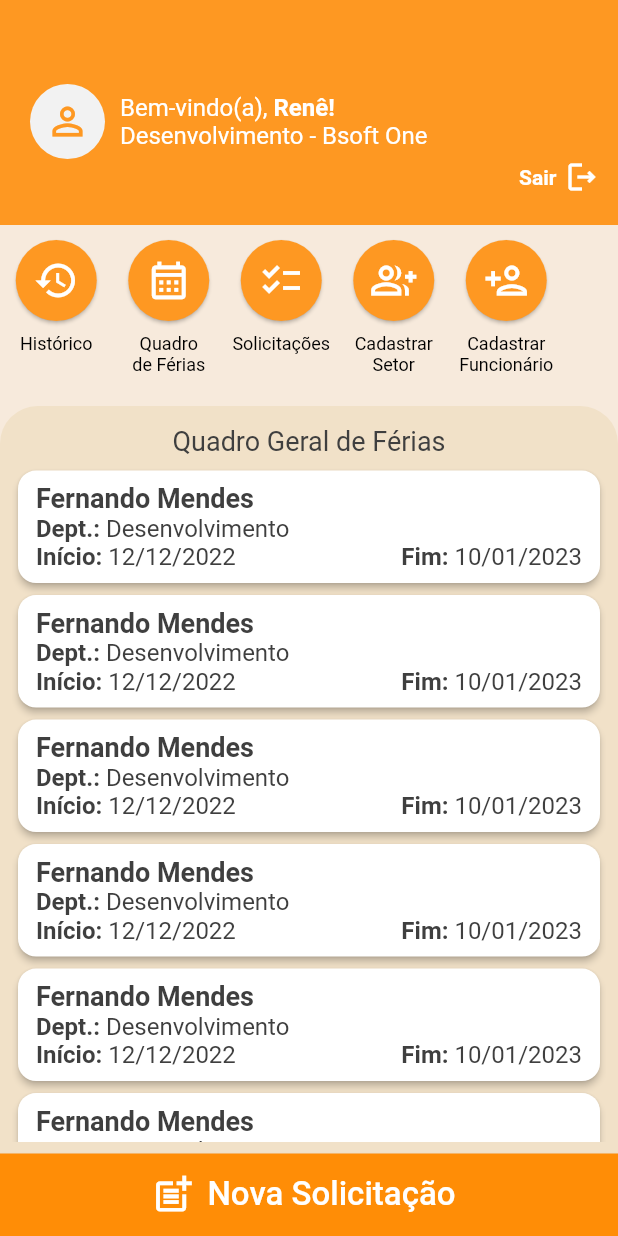
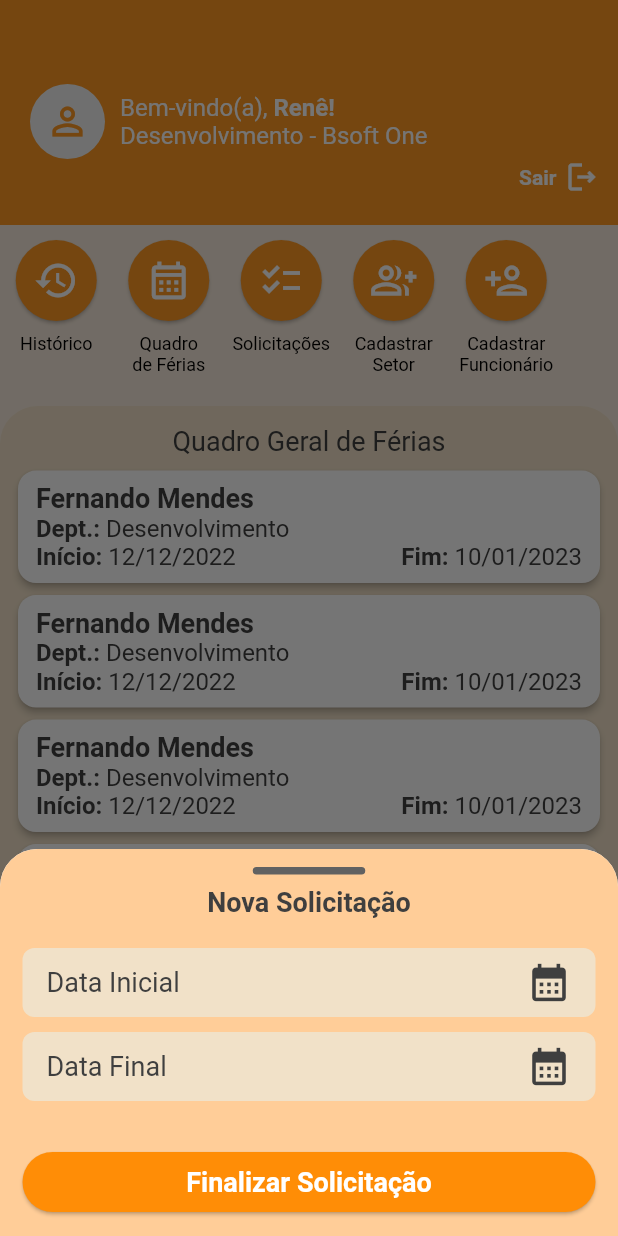
Before and after one commit to DFerias/app, a Flutter app: the HomePage screen opened by its route, after a tap on "Nova Solicitação", on a phone screen of 412 x 824 dp. Run offline on Flutter 3.47's test engine with Material 2 defaults, Android fonts, the phone set to English and light mode, and no system bars; our stand-ins replace bloc, flutter_bloc, fluttertoast, shared_preferences; accounts and stored records are empty.

Commit message:
feat: Adicionado modal de nova solicitação

```diff
--- /dev/null
+++ b/lib/bloc/data_solicitacao_bloc/data_solicitacao_bloc.dart
@@ -0,0 +1,22 @@
+import 'package:bloc/bloc.dart';
+
+part 'data_solicitacao_event.dart';
+part 'data_solicitacao_state.dart';
+
+class DataSolicitacaoBloc extends Bloc<DataSolicitacaoEvent, DataSolicitacaoState> {
+  static final DataSolicitacaoBloc instance = DataSolicitacaoBloc();
+
+  DataSolicitacaoBloc() : super(DataSolicitacaoInitial()) {
+    on<CleanEvent>(
+      (event, emit) => emit(DataSolicitacaoInitial()),
+    );
+
+    on<SelectDataInicialEvent>(
+      (event, emit) => emit((state as DataSolicitacaoInitial).copyWith(dataInicial: event.dataInicio)),
+    );
+
+    on<SelectDataFinalEvent>(
+      (event, emit) => emit((state as DataSolicitacaoInitial).copyWith(dataFinal: event.dataFinal)),
+    );
+  }
+}
--- /dev/null
+++ b/lib/bloc/data_solicitacao_bloc/data_solicitacao_event.dart
@@ -0,0 +1,23 @@
+part of 'data_solicitacao_bloc.dart';
+
+abstract class DataSolicitacaoEvent {}
+
+class CleanEvent extends DataSolicitacaoEvent {
+  CleanEvent();
+}
+
+class SelectDataInicialEvent extends DataSolicitacaoEvent {
+  DateTime? dataInicio;
+
+  SelectDataInicialEvent({
+    this.dataInicio,
+  });
+}
+
+class SelectDataFinalEvent extends DataSolicitacaoEvent {
+  DateTime? dataFinal;
+
+  SelectDataFinalEvent({
+    this.dataFinal,
+  });
+}
--- /dev/null
+++ b/lib/bloc/data_solicitacao_bloc/data_solicitacao_state.dart
@@ -0,0 +1,31 @@
+part of 'data_solicitacao_bloc.dart';
+
+abstract class DataSolicitacaoState {
+  DateTime? dataInicial;
+  DateTime? dataFinal;
+
+  DataSolicitacaoState({
+    this.dataInicial,
+    this.dataFinal,
+  });
+}
+
+class DataSolicitacaoInitial extends DataSolicitacaoState {
+  DataSolicitacaoInitial({
+    DateTime? dataInicial,
+    DateTime? dataFinal,
+  }) : super(
+          dataInicial: dataInicial,
+          dataFinal: dataFinal,
+        );
+
+  DataSolicitacaoInitial copyWith({
+    DateTime? dataInicial,
+    DateTime? dataFinal,
+  }) {
+    return DataSolicitacaoInitial(
+      dataInicial: dataInicial ?? this.dataInicial,
+      dataFinal: dataFinal ?? this.dataFinal,
+    );
+  }
+}
--- a/lib/index.dart
+++ b/lib/index.dart
@@ -1,4 +1,5 @@
 export 'package:app/auth/login/login_bloc.dart';
+export 'package:app/bloc/data_solicitacao_bloc/data_solicitacao_bloc.dart';
 export 'package:app/data/datasources/auth_remote_datasource.dart';
 export 'package:app/data/models/authModel.dart';
 export 'package:app/services/app.dart';
--- a/lib/main.dart
+++ b/lib/main.dart
@@ -25,6 +25,7 @@ class MyApp extends StatelessWidget {
     return MultiBlocProvider(
       providers: [
         BlocProvider(create: (context) => AuthBloc()),
+        BlocProvider(create: (context) => DataSolicitacaoBloc()),
       ],
       child: const AppWidget(),
     );
--- a/lib/screens/home_page.dart
+++ b/lib/screens/home_page.dart
@@ -1,4 +1,5 @@
 import 'package:app/index.dart';
+import 'package:app/shared/modal_solicitacao.dart';
 import 'package:flutter/material.dart';
 
 class HomePage extends StatefulWidget {
@@ -275,7 +276,7 @@ class _HomePageState extends State<HomePage> {
         'Nova Solicitação',
         style: TextStyle(fontSize: 22.0, color: Colors.white),
       ),
-      onPressed: () {},
+      onPressed: () => ModalSheetSolicitacao.showModalSheetSolicitacao(),
     );
   }
 
--- a/lib/services/app.dart
+++ b/lib/services/app.dart
@@ -8,6 +8,7 @@ class App {
   static SharedPreferences? cache;
   static AuthService authService = AuthService.instance;
   static final authBloc = AuthBloc.instance;
+  static final dataSolicitacao = DataSolicitacaoBloc.instance;
 
   static BuildContext context = navigator.currentState!.overlay!.context;
 
--- /dev/null
+++ b/lib/shared/date_picker_widget.dart
@@ -0,0 +1,108 @@
+import 'package:app/index.dart';
+import 'package:flutter/material.dart';
+import 'package:intl/intl.dart';
+
+class DatePickerWidget extends StatefulWidget {
+  final DateTime? date;
+  final bool dataInicio;
+
+  const DatePickerWidget({
+    Key? key,
+    this.date,
+    required this.dataInicio,
+  }) : super(key: key);
+
+  @override
+  State<DatePickerWidget> createState() => _DatePickerWidgetState();
+}
+
+class _DatePickerWidgetState extends State<DatePickerWidget> {
+  @override
+  Widget build(BuildContext context) {
+    String label = widget.dataInicio ? 'Data Inicial' : 'Data Final';
+    String? dataSelecionada = DateFormat('dd/MM/yyyy').format(DateFormat('yyyy-MM-dd').parse((widget.date ?? DateTime.now()).toString()));
+
+    return Container(
+      padding: const EdgeInsets.symmetric(horizontal: 16.0, vertical: 8.0),
+      decoration: const BoxDecoration(
+        color: Color(0xFFF1E1C8),
+        borderRadius: BorderRadius.all(Radius.circular(8.0)),
+      ),
+      child: Row(
+        mainAxisAlignment: MainAxisAlignment.spaceBetween,
+        children: [
+          Text(
+            widget.date != null ? dataSelecionada : label,
+            style: const TextStyle(
+              color: Color(0xFF3F3F3F),
+              fontSize: 18.0,
+            ),
+          ),
+          const Icon(
+            Icons.calendar_month,
+            color: Color(0xFF3F3F3F),
+            size: 30.0,
+          ),
+        ],
+      ),
+    );
+  }
+}
+
+class DateTimePicker {
+  Future picker() async {
+    DateTime? data = await DateDialog.show(DateTime.now());
+    if (data == null) return;
+
+    TimeOfDay? time = TimeOfDay.now();
+
+    final dateTime = DateTime(
+      data.year,
+      data.month,
+      data.day,
+      time.hour,
+      time.minute,
+    );
+
+    return dateTime;
+  }
+}
+
+class DateDialog {
+  static Future<DateTime?> show(DateTime initialDate, [DateTime? firstDate, DateTime? lastDate]) async {
+    DateTime? date;
+
+    await showDatePicker(
+      context: App.context,
+      confirmText: 'OK',
+      errorFormatText: 'Formato Inválido',
+      errorInvalidText: 'Período Inválido',
+      initialDate: initialDate,
+      firstDate: firstDate ?? DateTime.now(),
+      lastDate: lastDate ?? DateTime(2040),
+    ).then((value) {
+      if (value != null) {
+        date = value;
+      } else {
+        date = null;
+      }
+    });
+
+    return date;
+  }
+}
+
+class TimeDialog {
+  static Future<TimeOfDay?> show(TimeOfDay initialTime) async {
+    return await showTimePicker(
+      context: App.context,
+      initialTime: initialTime,
+      builder: (context, child) {
+        return MediaQuery(
+          data: MediaQuery.of(context).copyWith(alwaysUse24HourFormat: true),
+          child: child ?? Container(),
+        );
+      },
+    );
+  }
+}
--- /dev/null
+++ b/lib/shared/modal_solicitacao.dart
@@ -0,0 +1,118 @@
+import 'package:app/index.dart';
+import 'package:app/shared/date_picker_widget.dart';
+import 'package:flutter/material.dart';
+import 'package:flutter_bloc/flutter_bloc.dart';
+
+class ModalSheetSolicitacao extends StatefulWidget {
+  const ModalSheetSolicitacao({super.key});
+
+  static Future showModalSheetSolicitacao() async {
+    return showModalBottomSheet(
+      context: App.context,
+      isScrollControlled: true,
+      isDismissible: true,
+      shape: const RoundedRectangleBorder(
+        borderRadius: BorderRadius.only(topLeft: Radius.circular(25.0), topRight: Radius.circular(25.0)),
+      ),
+      builder: (context) => const ModalSheetSolicitacao(),
+    );
+  }
+
+  @override
+  ModalSheetSolicitacaoState createState() => ModalSheetSolicitacaoState();
+}
+
+class ModalSheetSolicitacaoState extends State<ModalSheetSolicitacao> {
+  late DataSolicitacaoBloc _solicitacaoBloc;
+
+  @override
+  void initState() {
+    _solicitacaoBloc = DataSolicitacaoBloc();
+    super.initState();
+  }
+
+  @override
+  void dispose() {
+    _solicitacaoBloc.add(CleanEvent());
+    super.dispose();
+  }
+
+  @override
+  Widget build(BuildContext context) {
+    return BlocBuilder<DataSolicitacaoBloc, DataSolicitacaoState>(
+      bloc: _solicitacaoBloc,
+      builder: (context, state) {
+        return ClipRRect(
+          borderRadius: const BorderRadius.only(topLeft: Radius.circular(25), topRight: Radius.circular(25)),
+          child: Container(
+            color: const Color(0xFFFFCD98),
+            padding: const EdgeInsets.symmetric(horizontal: 15.0, vertical: 12.0),
+            child: SingleChildScrollView(
+              child: Column(
+                mainAxisSize: MainAxisSize.min,
+                children: [
+                  Container(
+                    height: 5.0,
+                    width: 75.0,
+                    decoration: BoxDecoration(
+                      borderRadius: BorderRadius.circular(50.0),
+                      color: Colors.grey[700],
+                    ),
+                  ),
+                  const SizedBox(height: 8.0),
+                  const Text(
+                    'Nova Solicitação',
+                    style: TextStyle(color: Color(0xFF3F3F3F), fontSize: 18.0, fontWeight: FontWeight.bold),
+                  ),
+                  const SizedBox(height: 20.0),
+                  _dataInicio(),
+                  const SizedBox(height: 10.0),
+                  _dataFim(),
+                  const SizedBox(height: 30.0),
+                  _buttonFinalizar()
+                ],
+              ),
+            ),
+          ),
+        );
+      },
+    );
+  }
+
+  Widget _dataInicio() {
+    return GestureDetector(
+      child: DatePickerWidget(dataInicio: true, date: _solicitacaoBloc.state.dataInicial),
+      onTap: () {
+        DateTimePicker().picker().then((value) {
+          _solicitacaoBloc.add(SelectDataInicialEvent(dataInicio: value));
+        });
+      },
+    );
+  }
+
+  Widget _dataFim() {
+    return GestureDetector(
+      child: DatePickerWidget(dataInicio: false, date: _solicitacaoBloc.state.dataFinal),
+      onTap: () {
+        DateTimePicker().picker().then((value) {
+          _solicitacaoBloc.add(SelectDataFinalEvent(dataFinal: value));
+        });
+      },
+    );
+  }
+
+  Widget _buttonFinalizar() {
+    return ConstrainedBox(
+      constraints: const BoxConstraints(minWidth: double.infinity),
+      child: ElevatedButton(
+        child: const Text(
+          'Finalizar Solicitação',
+          style: TextStyle(fontSize: 18.0, fontWeight: FontWeight.bold),
+        ),
+        onPressed: () {
+          Navigator.pop(context);
+        },
+      ),
+    );
+  }
+}
--- a/pubspec.yaml
+++ b/pubspec.yaml
@@ -39,6 +39,7 @@ dependencies:
   http: ^0.13.5
   equatable: ^2.0.5
   shared_preferences: ^2.0.16
+  intl: ^0.18.0
 
 dev_dependencies:
   flutter_test:
```
Also changed, not shown: pubspec.lock.
